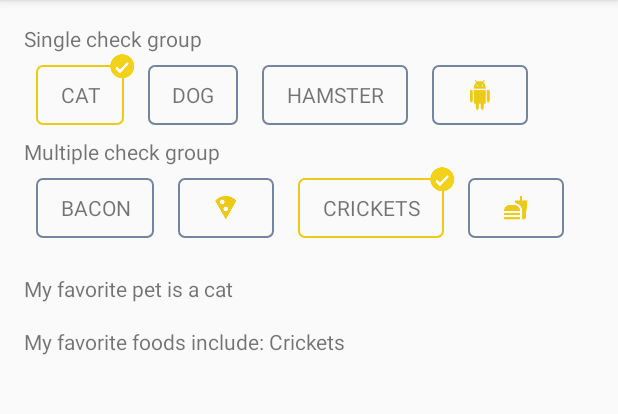
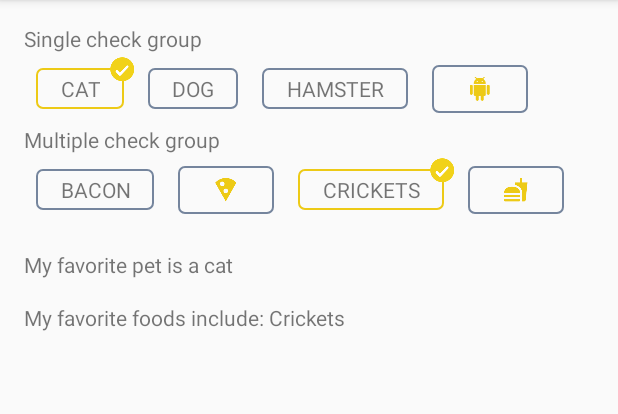
Before and after one commit to doruchidean/CheckableButtons, an Android app: the screen it shows after launch (MainActivity), on a phone screen of 412 x 824 dp, the part 84-498 px from its top. Run offline under Robolectric (Android 15) with nearby library versions, the phone set to English and light mode, and no system bars.

Commit message:
Remove fixed button height

```diff
--- a/checkablebutton/src/main/res/layout/view_checkable_button.xml
+++ b/checkablebutton/src/main/res/layout/view_checkable_button.xml
@@ -4,10 +4,12 @@
     <TextView
         android:id="@+id/btn_checkable"
         android:layout_width="match_parent"
-        android:layout_height="@dimen/checkable_button_height"
+        android:layout_height="match_parent"
         android:background="@drawable/bg_yellow_border_button_state"
         android:paddingStart="@dimen/horizontal_padding"
         android:paddingEnd="@dimen/horizontal_padding"
+        android:paddingTop="@dimen/quarter_horizontal_padding"
+        android:paddingBottom="@dimen/quarter_horizontal_padding"
         android:layout_margin="@dimen/half_horizontal_padding"
         android:gravity="center"
         android:textAllCaps="true"
--- a/checkablebutton/src/main/res/layout/view_checkable_image_button.xml
+++ b/checkablebutton/src/main/res/layout/view_checkable_image_button.xml
@@ -4,7 +4,7 @@
     <ImageView
         android:id="@+id/btn_checkable_image"
         android:layout_width="match_parent"
-        android:layout_height="@dimen/checkable_button_height"
+        android:layout_height="match_parent"
         android:background="@drawable/bg_yellow_border_button_state"
         android:paddingStart="@dimen/horizontal_padding"
         android:paddingEnd="@dimen/horizontal_padding"
--- a/checkablebutton/src/main/res/values/dimen.xml
+++ b/checkablebutton/src/main/res/values/dimen.xml
@@ -2,6 +2,5 @@
 <resources>
     <dimen name="horizontal_padding">16dp</dimen>
     <dimen name="half_horizontal_padding">8dp</dimen>
-    <dimen name="checkable_button_height">40dp</dimen>
     <dimen name="quarter_horizontal_padding">4dp</dimen>
 </resources>
```
